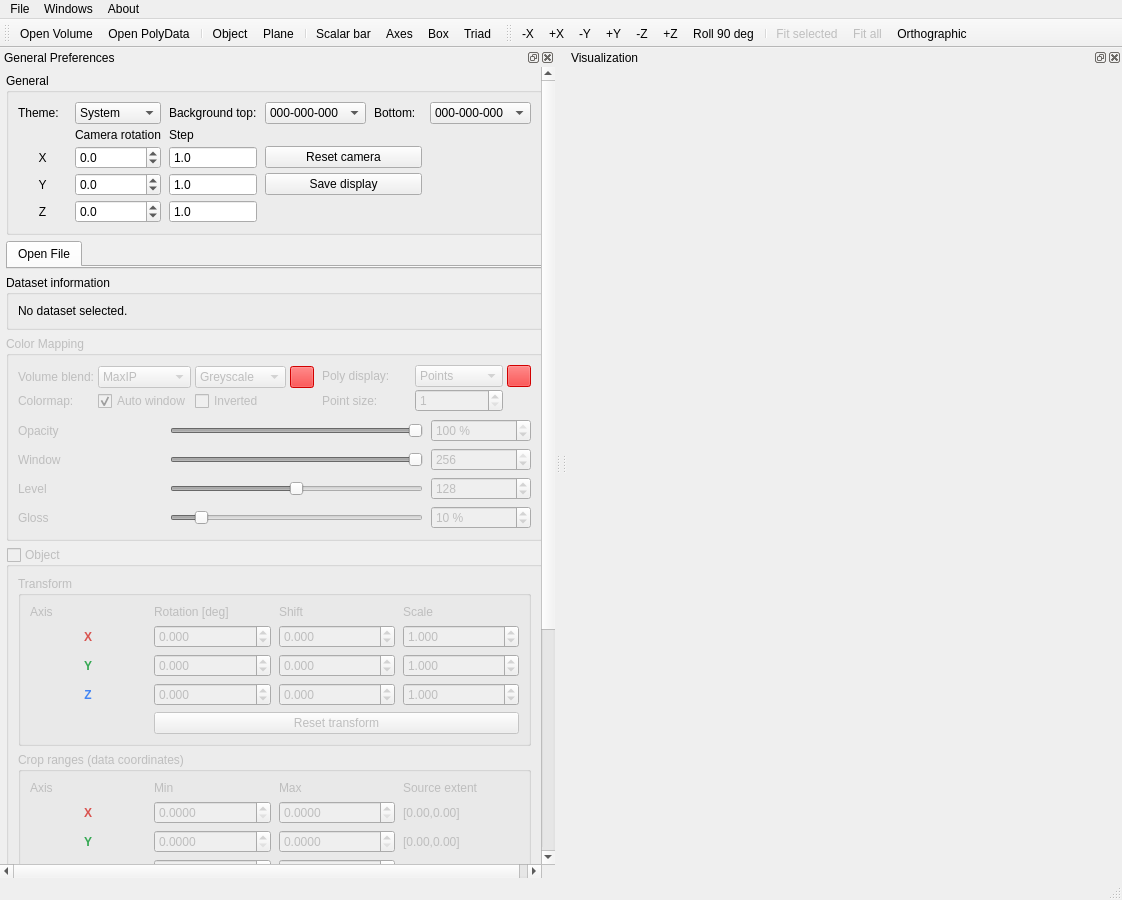
Above: OCTview3R/OCTview3R.ui from janlazer/UKE-OCTview3R before the change. Below: the same form after it.
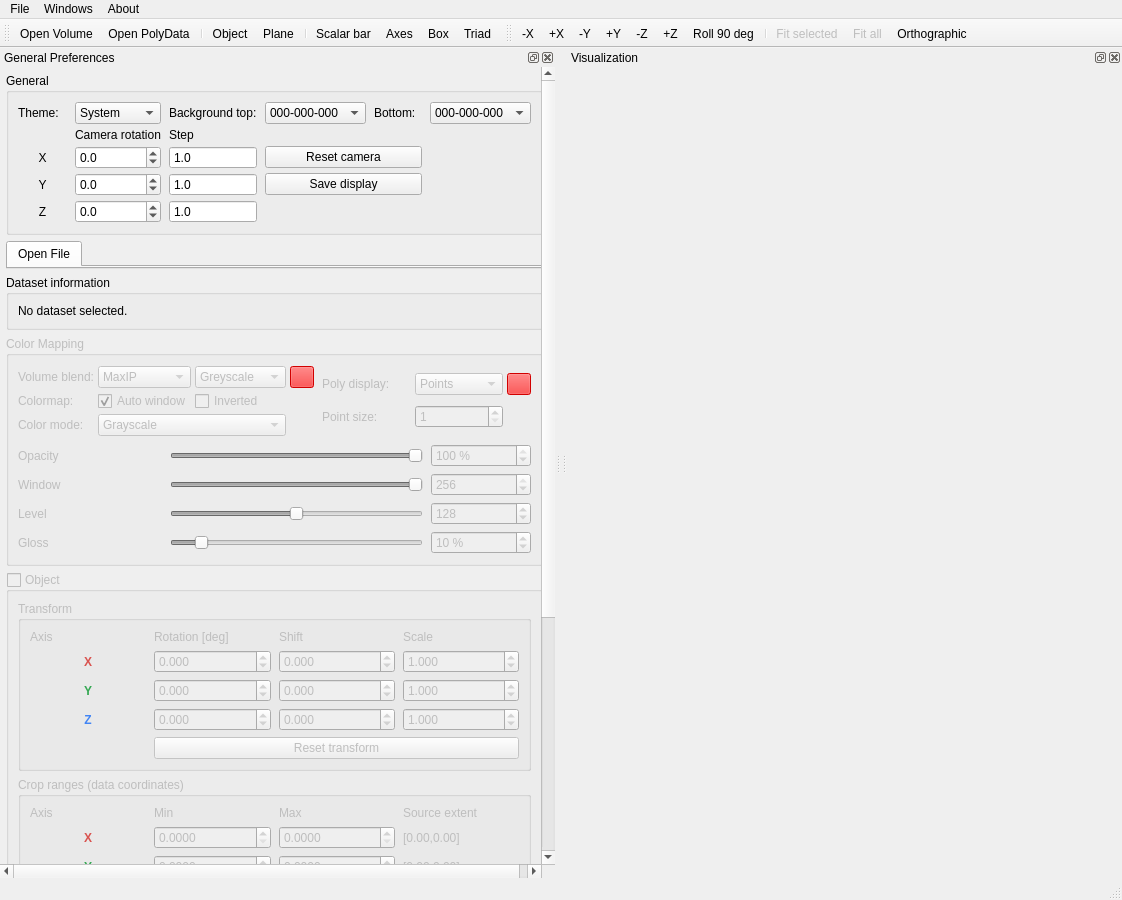
That is the form after the change. Icons and pictures are not drawn. Custom widgets are drawn as their Qt base class.

```diff
--- a/OCTview3R/OCTview3R.ui
+++ b/OCTview3R/OCTview3R.ui
@@ -549,7 +549,7 @@
         <property name="minimumSize">
          <size>
           <width>0</width>
-          <height>205</height>
+          <height>230</height>
          </size>
         </property>
         <property name="title">
@@ -711,6 +711,27 @@
               </property>
              </widget>
             </item>
+            <item row="2" column="0">
+             <widget class="QLabel" name="colorModeLabel">
+              <property name="text">
+               <string>Color mode:</string>
+              </property>
+             </widget>
+            </item>
+            <item row="2" column="1" colspan="2">
+             <widget class="QComboBox" name="comboBox_colorMode">
+              <item>
+               <property name="text">
+                <string>Grayscale</string>
+               </property>
+              </item>
+              <item>
+               <property name="text">
+                <string>RGB</string>
+               </property>
+              </item>
+             </widget>
+            </item>
            </layout>
           </widget>
          </item>
```
